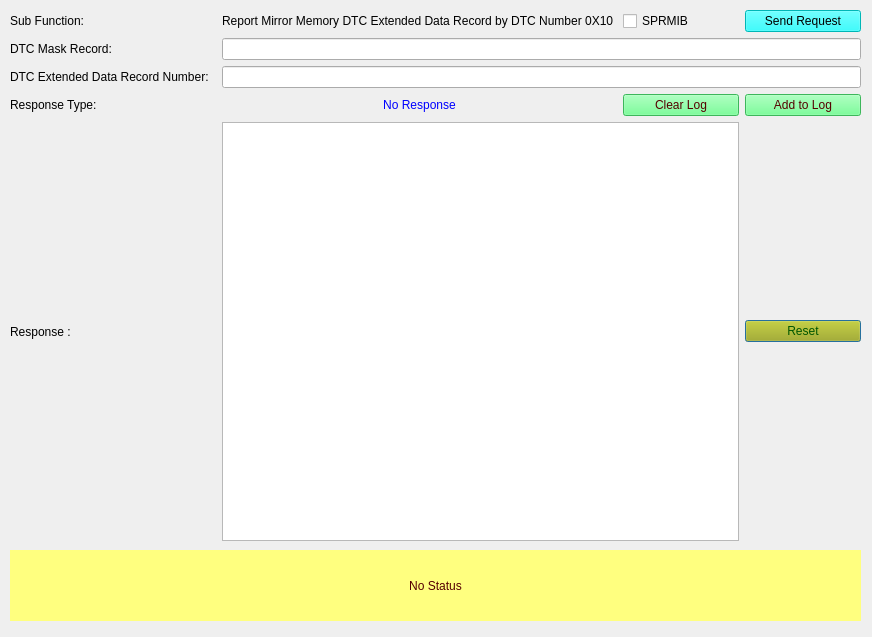
Before: the Qt Designer form SID_19_10.ui in VicharaVandana/ProxiCan, drawn with Qt 5.
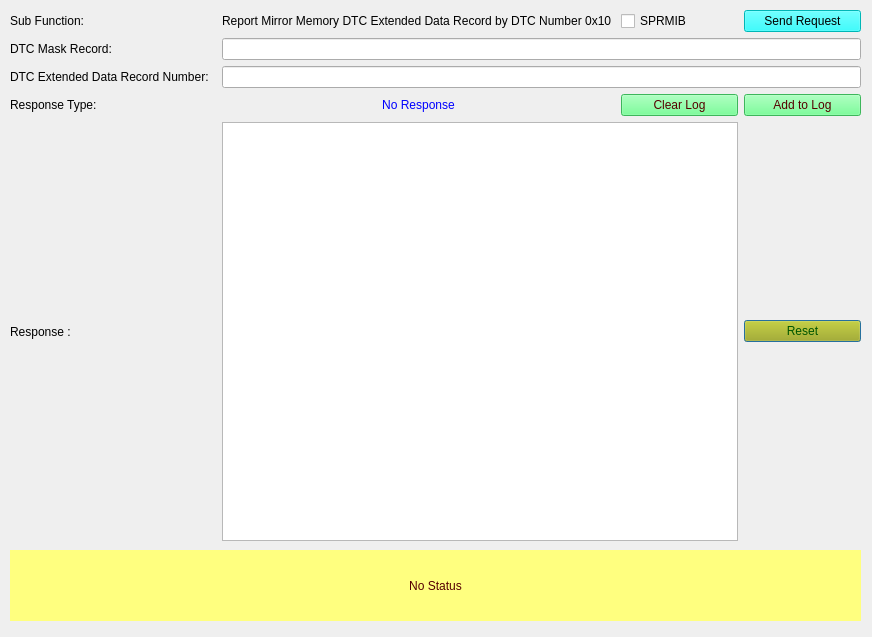
After: the same form once the commit is applied.

Patch:
```diff
--- a/SID_19_10.ui
+++ b/SID_19_10.ui
@@ -60,7 +60,7 @@
     <item row="0" column="1" colspan="2">
      <widget class="QLabel" name="subFunction_Name">
       <property name="text">
-       <string>Report Mirror Memory DTC Extended Data Record by DTC Number 0X10 </string>
+       <string>Report Mirror Memory DTC Extended Data Record by DTC Number 0x10 </string>
       </property>
      </widget>
     </item>
```
Left out of the diff: 2 changed lines with no effect on the pictures.
